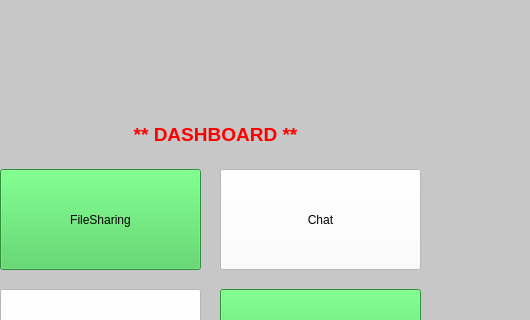
Old version of the form Final_UI/DashBoard.ui in the repository adityakawale/unified-portal-for-easy-resource-sharing; both pictures show x 110 to 640 and y 0 to 320 of the 640 by 480 pixel window.
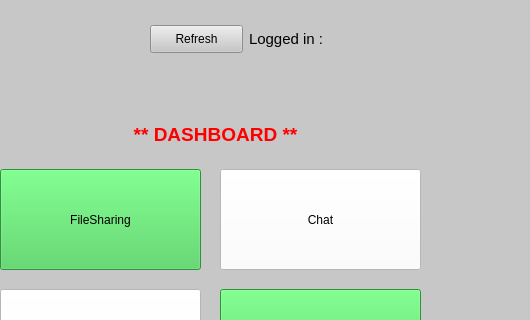
New version of the form.

Commit message: Login Updated with refresh

Patch:
```diff
--- a/Final_UI/DashBoard.ui
+++ b/Final_UI/DashBoard.ui
@@ -100,6 +100,45 @@
      <string>Report</string>
     </property>
    </widget>
+   <widget class="QWidget" name="horizontalLayoutWidget">
+    <property name="geometry">
+     <rect>
+      <x>359</x>
+      <y>0</y>
+      <width>271</width>
+      <height>41</height>
+     </rect>
+    </property>
+    <layout class="QHBoxLayout" name="horizontalLayout">
+     <item>
+      <widget class="QLabel" name="label_2">
+       <property name="text">
+        <string>&lt;html&gt;&lt;head/&gt;&lt;body&gt;&lt;p&gt;&lt;span style=&quot; font-size:11pt;&quot;&gt;Logged in :&lt;/span&gt;&lt;/p&gt;&lt;/body&gt;&lt;/html&gt;</string>
+       </property>
+      </widget>
+     </item>
+     <item>
+      <widget class="QLabel" name="who">
+       <property name="text">
+        <string/>
+       </property>
+      </widget>
+     </item>
+    </layout>
+   </widget>
+   <widget class="QPushButton" name="refresh">
+    <property name="geometry">
+     <rect>
+      <x>260</x>
+      <y>6</y>
+      <width>93</width>
+      <height>28</height>
+     </rect>
+    </property>
+    <property name="text">
+     <string>Refresh</string>
+    </property>
+   </widget>
   </widget>
   <widget class="QMenuBar" name="menubar">
    <property name="geometry">
```
The commit also changes 3 other files.
